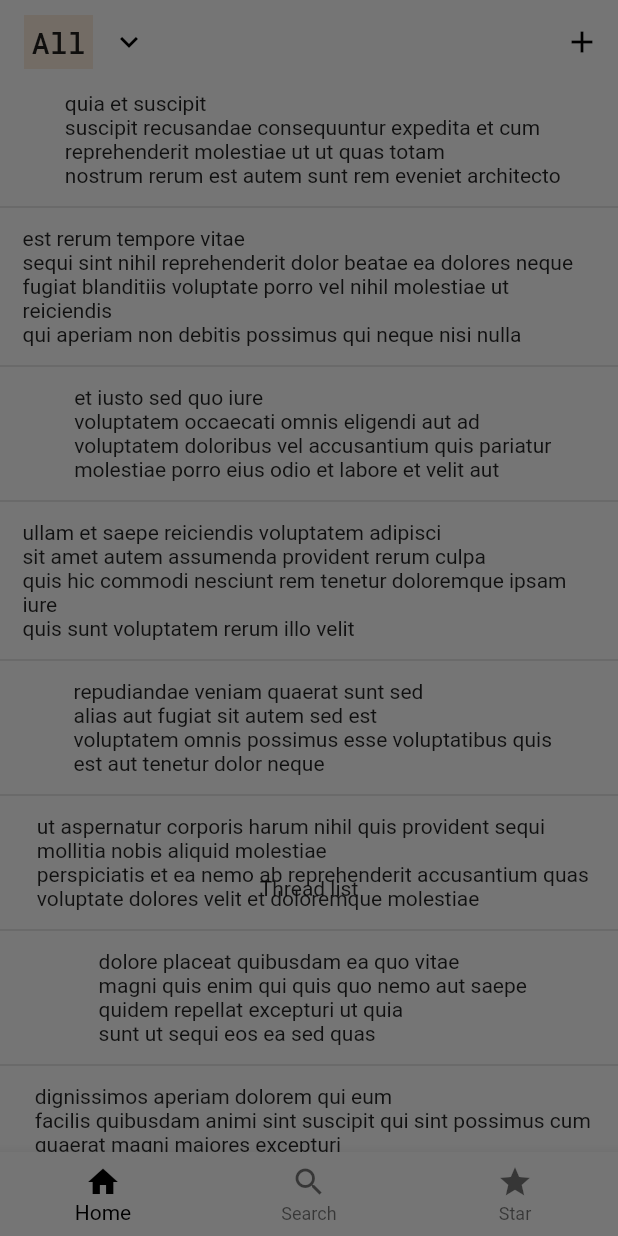
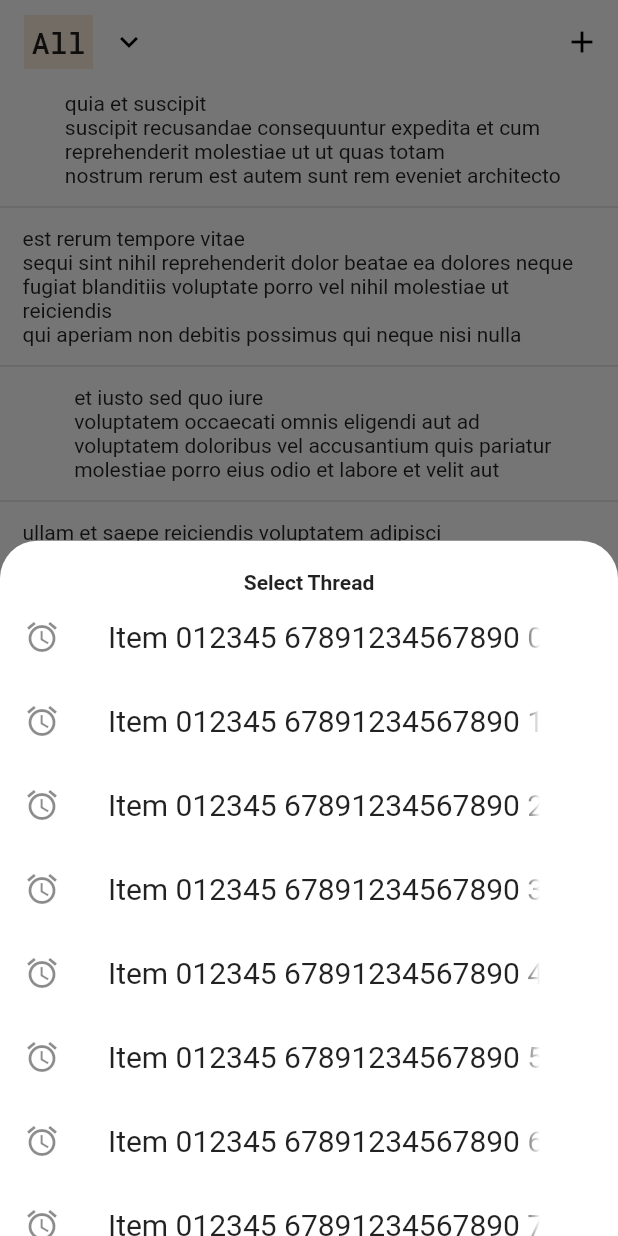
Before and after one commit to edward-jo/mono_story, a Flutter app: the screen it shows after launch, after a tap on the "keyboard arrow down" icon, on a phone screen of 412 x 824 dp. Run offline on Flutter 3.47's test engine with Material 2 defaults, Android fonts, the phone set to English and light mode, and no system bars; our stand-ins replace google_fonts.

Commit message:
Implement rounded bottom sheet in Home screen

```diff
--- a/lib/ui/views/main/home/home_screen.dart
+++ b/lib/ui/views/main/home/home_screen.dart
@@ -53,9 +53,49 @@ class _HomeScreenState extends State<HomeScreen> {
     showModalBottomSheet(
       context: context,
       builder: (ctx) {
-        return SizedBox(
-          height: MediaQuery.of(context).size.height * 0.6,
-          child: const Center(child: Text('Thread list')),
+        return Container(
+          decoration: const BoxDecoration(
+            color: Colors.white,
+            borderRadius: BorderRadius.only(
+              topLeft: Radius.circular(25),
+              topRight: Radius.circular(25),
+            ),
+          ),
+          child: Column(
+            children: <Widget>[
+              const SizedBox(height: 20),
+              Text(
+                'Select Thread',
+                style: Theme.of(context)
+                    .textTheme
+                    .bodyText1!
+                    .copyWith(fontWeight: FontWeight.bold),
+              ),
+              Expanded(
+                child: SizedBox(
+                  child: ListView.builder(
+                      itemCount: 15,
+                      itemBuilder: (_, i) {
+                        return ListTile(
+                          leading: const Icon(Icons.access_alarm),
+                          title: Text(
+                            "Item 012345 67891234567890 $i",
+                            style: TextStyle(
+                                fontSize: Theme.of(context)
+                                    .textTheme
+                                    .headline6
+                                    ?.fontSize),
+                            overflow: TextOverflow.fade,
+                            softWrap: false,
+                          ),
+                          trailing: const SizedBox(width: 20),
+                          onTap: () => Navigator.of(context).pop(),
+                        );
+                      }),
+                ),
+              )
+            ],
+          ),
         );
       },
     );
```
